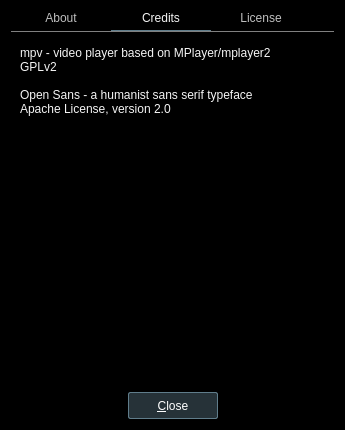
u8sand/Baka-MPlayer, file Baka MPlayer/ui/aboutdialog.ui: the form before one commit.
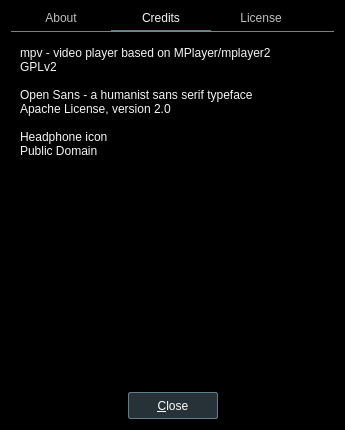
The form after the commit. The open tabs and pages were chosen to show the change. Icons and pictures are not drawn.

Patch:
```diff
--- a/Baka MPlayer/ui/aboutdialog.ui
+++ b/Baka MPlayer/ui/aboutdialog.ui
@@ -196,7 +196,10 @@
 GPLv2 &lt;mpv.io&gt;
 
 Open Sans - a humanist sans serif typeface
-Apache License, version 2.0 &lt;Steve Matteson&gt;</string>
+Apache License, version 2.0 &lt;Steve Matteson&gt;
+
+Headphone icon
+Public Domain &lt;Michael Martin-Smucker&gt;</string>
          </property>
         </widget>
        </item>
```
